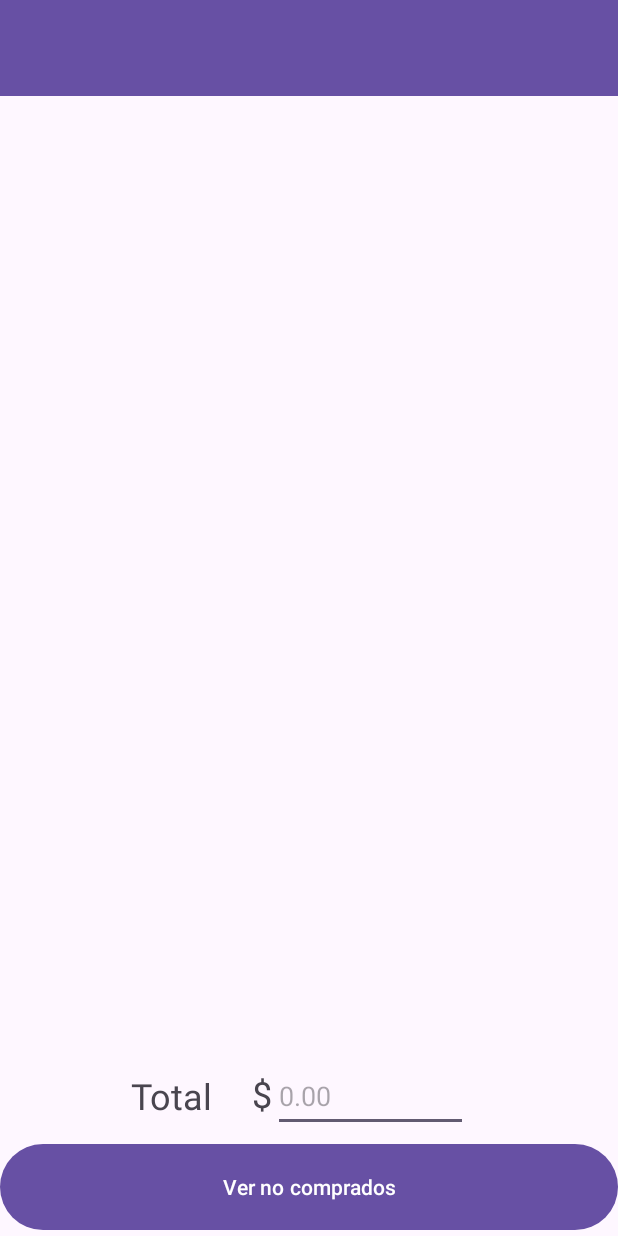
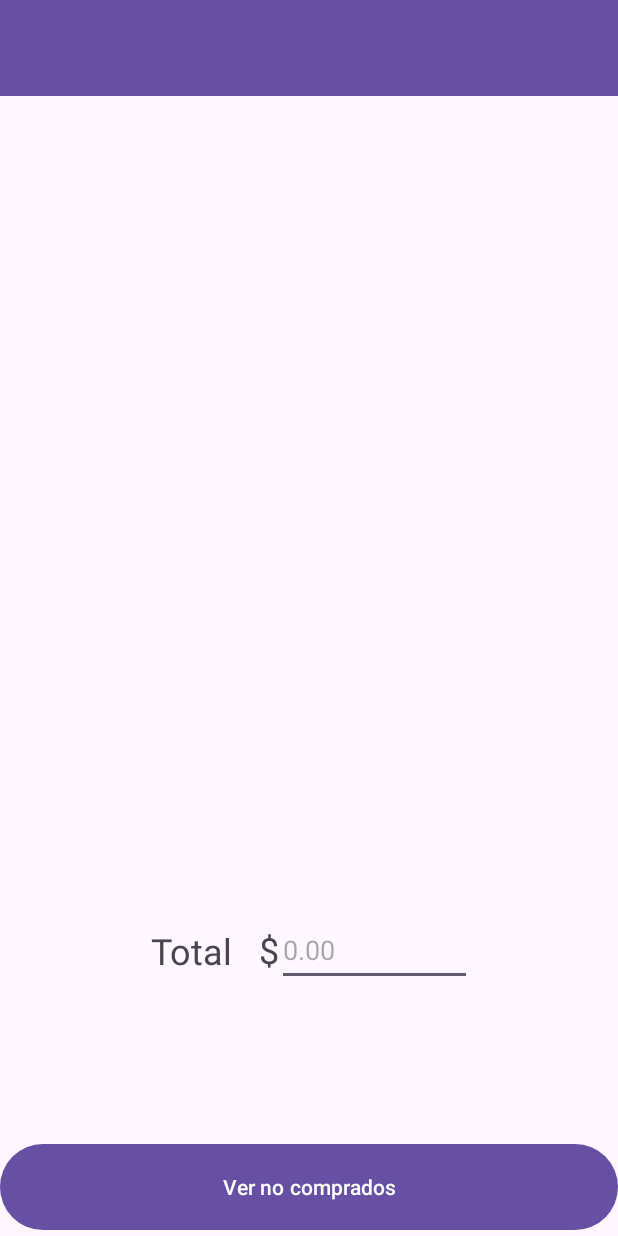
Before and after one commit to UlisesRS1/AppShopList, an Android app: the MainActivity_screen_purchased screen opened directly, with no data from a screen before it, on a phone screen of 412 x 824 dp. Run offline under Robolectric (Android 15) with nearby library versions, the phone set to English and light mode, and no system bars.

Commit message:
creacion de pantallas comprados y no comprados

```diff
--- a/app/src/main/res/layout/activity_main_screen_purchased.xml
+++ b/app/src/main/res/layout/activity_main_screen_purchased.xml
@@ -10,14 +10,10 @@
     <LinearLayout
         android:layout_width="match_parent"
         android:layout_height="match_parent"
-        android:orientation="vertical"
-        app:layout_constraintBottom_toBottomOf="parent"
-        app:layout_constraintEnd_toEndOf="parent"
-        app:layout_constraintStart_toStartOf="parent"
-        app:layout_constraintTop_toTopOf="parent">
+        android:orientation="vertical">
 
         <com.google.android.material.appbar.MaterialToolbar
-            android:id="@+id/mtbToolBar2"
+            android:id="@+id/mtToolBarChecked"
             android:layout_width="match_parent"
             android:layout_height="wrap_content"
             android:background="?attr/colorPrimary"
@@ -25,13 +21,10 @@
             android:theme="?attr/actionBarTheme" />
 
         <ListView
-            android:id="@+id/ltvListaDeProductos"
+            android:id="@+id/ltvListaDeProductosChecados"
             android:layout_width="match_parent"
-            android:layout_height="454dp" />
-
-        <androidx.constraintlayout.widget.ConstraintLayout
-            android:layout_width="match_parent"
-            android:layout_height="match_parent">
+            android:layout_height="523dp" />
+    </LinearLayout>
 
     <Button
         android:id="@+id/btnVerNoComprados"
@@ -46,53 +39,54 @@
         android:id="@+id/textView7"
         android:layout_width="60dp"
         android:layout_height="30dp"
-                android:layout_marginBottom="80dp"
         android:text="Total"
         android:textSize="24sp"
-                app:layout_constraintBottom_toBottomOf="parent"
-                app:layout_constraintEnd_toEndOf="@+id/btnVerNoComprados"
-                app:layout_constraintHorizontal_bias="0.249"
-                app:layout_constraintStart_toStartOf="parent" />
+        app:layout_constraintBottom_toTopOf="@+id/guideline10"
+        app:layout_constraintEnd_toStartOf="@+id/guideline12"
+        app:layout_constraintTop_toTopOf="@+id/guideline11" />
+
+    <EditText
+        android:id="@+id/edtValorChecados"
+        android:layout_width="130dp"
+        android:layout_height="48dp"
+        android:layout_marginStart="24dp"
+        android:ems="10"
+        android:hint="0.00"
+        android:inputType="number"
+        app:layout_constraintBottom_toTopOf="@+id/guideline10"
+        app:layout_constraintStart_toStartOf="@+id/guideline12"
+        app:layout_constraintTop_toTopOf="@+id/guideline11"
+        app:layout_constraintVertical_bias="0.666" />
 
     <TextView
         android:id="@+id/textView9"
         android:layout_width="13dp"
         android:layout_height="31dp"
-                android:layout_marginBottom="80dp"
+        android:layout_marginStart="12dp"
         android:text="$"
         android:textSize="24sp"
-                app:layout_constraintBottom_toBottomOf="parent"
-                app:layout_constraintEnd_toEndOf="@+id/btnVerNoComprados"
-                app:layout_constraintHorizontal_bias="0.421"
-                app:layout_constraintStart_toStartOf="parent" />
-
-            <EditText
-                android:id="@+id/edtValorChecados"
-                android:layout_width="130dp"
-                android:layout_height="48dp"
-                android:layout_marginEnd="100dp"
-                android:layout_marginBottom="4dp"
-                android:ems="10"
-                android:hint="0.00"
-                android:inputType="number"
-                app:layout_constraintBottom_toTopOf="@+id/btnVerNoComprados"
-                app:layout_constraintEnd_toEndOf="parent" />
-
-        </androidx.constraintlayout.widget.ConstraintLayout>
-
-    </LinearLayout>
+        app:layout_constraintBottom_toTopOf="@+id/guideline10"
+        app:layout_constraintStart_toStartOf="@+id/guideline12"
+        app:layout_constraintTop_toTopOf="@+id/guideline11" />
 
     <androidx.constraintlayout.widget.Guideline
-        android:id="@+id/guideline4"
+        android:id="@+id/guideline10"
         android:layout_width="wrap_content"
         android:layout_height="wrap_content"
         android:orientation="horizontal"
-        app:layout_constraintGuide_begin="666dp" />
+        app:layout_constraintGuide_begin="659dp" />
 
     <androidx.constraintlayout.widget.Guideline
-        android:id="@+id/guideline5"
+        android:id="@+id/guideline11"
         android:layout_width="wrap_content"
         android:layout_height="wrap_content"
         android:orientation="horizontal"
-        app:layout_constraintGuide_begin="601dp" />
+        app:layout_constraintGuide_begin="606dp" />
+
+    <androidx.constraintlayout.widget.Guideline
+        android:id="@+id/guideline12"
+        android:layout_width="wrap_content"
+        android:layout_height="wrap_content"
+        android:orientation="vertical"
+        app:layout_constraintGuide_begin="161dp" />
 </androidx.constraintlayout.widget.ConstraintLayout>
--- /dev/null
+++ b/app/src/main/res/values/refs.xml
@@ -0,0 +1,2 @@
+<?xml version="1.0" encoding="utf-8"?>
+<resources></resources>
```
Also changed, not shown: app/src/main/AndroidManifest.xml (+12 -0 lines), app/src/main/java/com/shop/appshoplist/MainActivity2_screen_didnt_purchased.java (added, +24 -0 lines), app/src/main/res/layout/activity_main_activity2_screen_didnt_purchased.xml (added, +94 -0 lines). Lines whose indentation alone changed are shown as unchanged.
